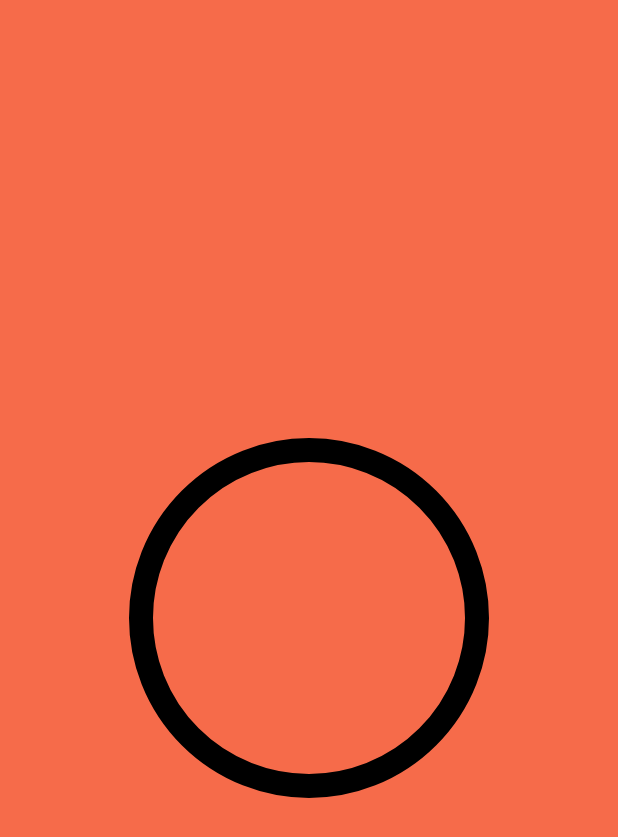
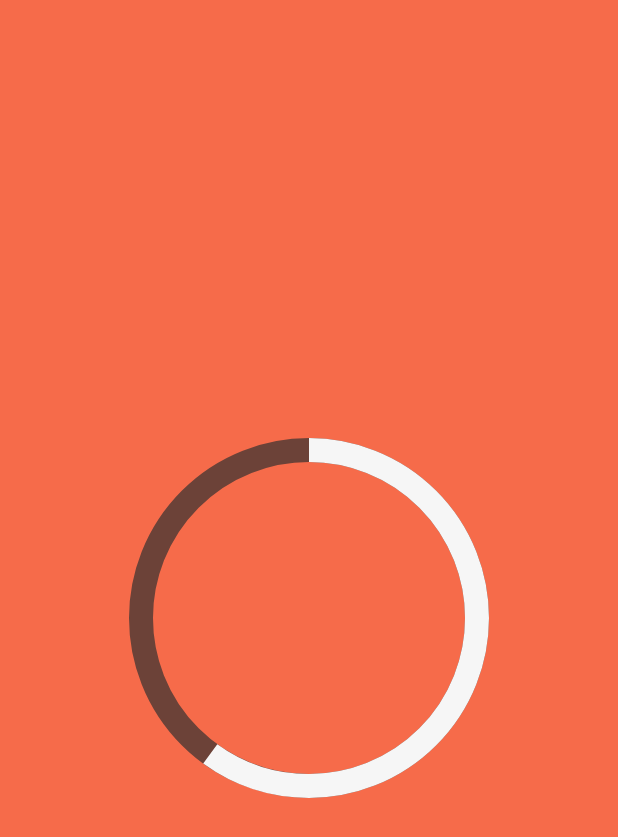
Before and after one commit to osamaaliarshad/habit_tracker_flutter, a Flutter app: the screen it shows after launch, on a phone screen of 412 x 824 dp. Shown: the top 837 px of the screen. Run offline on Flutter 3.47's test engine with Material 2 defaults, Android fonts, the phone set to English and light mode, and no system bars; our stand-ins replace flutter_svg.

```diff
--- a/lib/ui/home/home_page.dart
+++ b/lib/ui/home/home_page.dart
@@ -1,4 +1,5 @@
 import 'package:flutter/material.dart';
+import 'package:habit_tracker_flutter/ui/task/animated_task.dart';
 import 'package:habit_tracker_flutter/ui/task/task_completion_ring.dart';
 import 'package:habit_tracker_flutter/ui/theming/app_theme.dart';
 
@@ -10,7 +11,7 @@ class HomePage extends StatelessWidget {
       body: Center(
         child: SizedBox(
           width: 240,
-          child: TaskCompletionRing(),
+          child: AnimatedTask(),
         ),
       ),
     );
--- /dev/null
+++ b/lib/ui/task/animated_task.dart
@@ -0,0 +1,26 @@
+import 'package:flutter/material.dart';
+import 'package:habit_tracker_flutter/ui/task/task_completion_ring.dart';
+
+class AnimatedTask extends StatefulWidget {
+  const AnimatedTask({Key? key}) : super(key: key);
+
+  @override
+  _AnimatedTaskState createState() => _AnimatedTaskState();
+}
+
+class _AnimatedTaskState extends State<AnimatedTask>
+    with SingleTickerProviderStateMixin {
+  late final AnimationController _animationController;
+
+  @override
+  void initState() {
+    super.initState();
+  }
+
+  @override
+  Widget build(BuildContext context) {
+    return TaskCompletionRing(
+      progress: 0.6,
+    );
+  }
+}
--- a/lib/ui/task/task_completion_ring.dart
+++ b/lib/ui/task/task_completion_ring.dart
@@ -1,20 +1,40 @@
+import 'dart:math';
+
 import 'package:flutter/material.dart';
+import 'package:habit_tracker_flutter/ui/theming/app_theme.dart';
 
 class TaskCompletionRing extends StatelessWidget {
-  const TaskCompletionRing({Key? key}) : super(key: key);
+  final double progress;
+  const TaskCompletionRing({Key? key, required this.progress})
+      : super(key: key);
 
   @override
   Widget build(BuildContext context) {
+    final themeData = AppTheme.of(context);
     return AspectRatio(
       aspectRatio: 1.0,
       child: CustomPaint(
-        painter: RingPainter(),
+        painter: RingPainter(
+          progress: progress,
+          taskNotCompletedColor: themeData.taskRing,
+          taskCompletedColor: themeData.accent,
+        ),
       ),
     );
   }
 }
 
 class RingPainter extends CustomPainter {
+  final double progress;
+  final Color taskNotCompletedColor;
+  final Color taskCompletedColor;
+
+  RingPainter({
+    required this.progress,
+    required this.taskNotCompletedColor,
+    required this.taskCompletedColor,
+  });
+
   @override
   void paint(Canvas canvas, Size size) {
     final strokeWidth = size.width / 15.0;
@@ -22,13 +42,28 @@ class RingPainter extends CustomPainter {
     final radius = (size.width - strokeWidth) / 2;
 
     final backgroundPaint = Paint()
+      ..isAntiAlias = true
       ..strokeWidth = strokeWidth
-      ..color = Colors.black
+      ..color = taskNotCompletedColor
       ..style = PaintingStyle.stroke;
 
     canvas.drawCircle(center, radius, backgroundPaint);
+
+    final foregroundPaint = Paint()
+      ..isAntiAlias = true
+      ..strokeWidth = strokeWidth
+      ..color = taskCompletedColor
+      ..style = PaintingStyle.stroke;
+    canvas.drawArc(
+      Rect.fromCircle(center: center, radius: radius),
+      -pi / 2,
+      2 * pi * progress,
+      false,
+      foregroundPaint,
+    );
   }
 
   @override
-  bool shouldRepaint(covariant CustomPainter oldDelegate) => true;
+  bool shouldRepaint(covariant RingPainter oldDelegate) =>
+      oldDelegate.progress != progress;
 }
```
